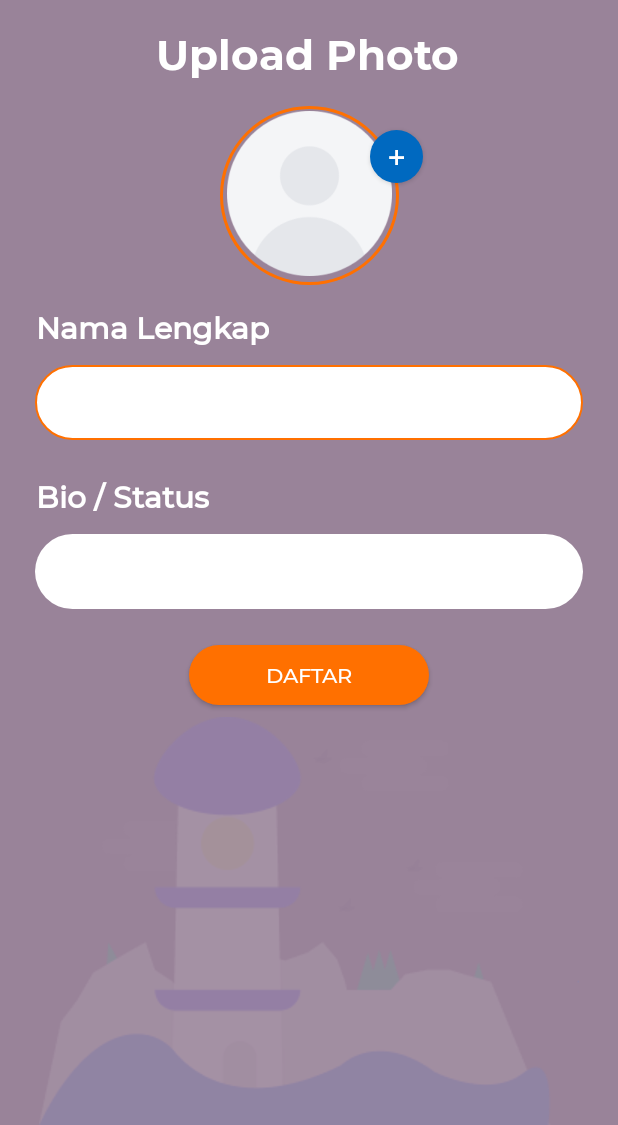
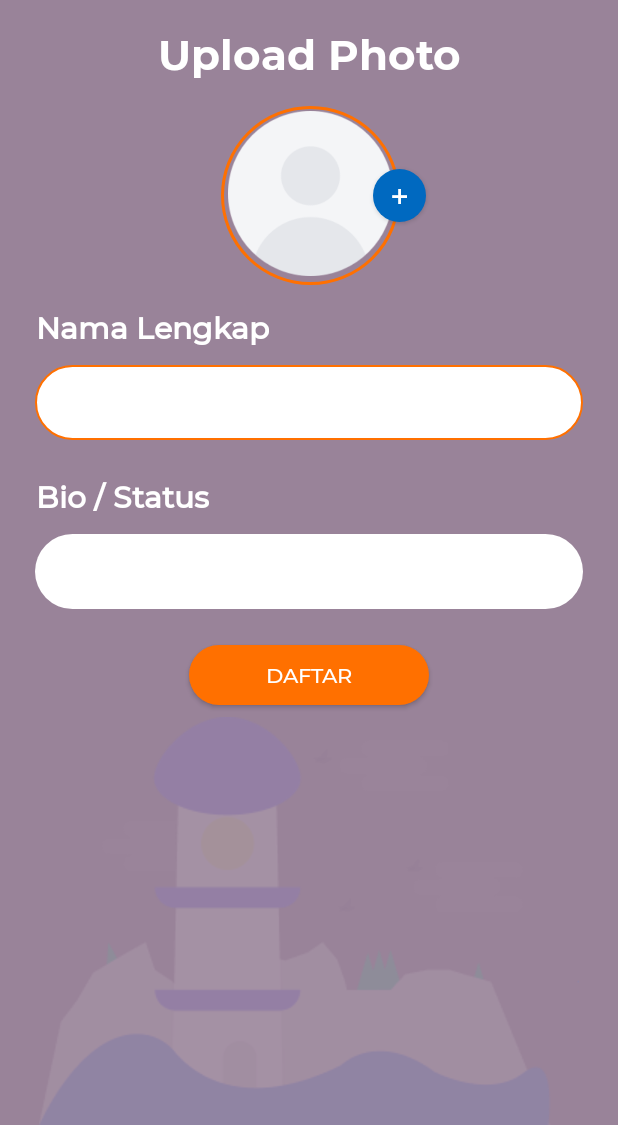
Before and after one commit to sidikry/KantinKom, an Android app: the RegisterTwoAct screen opened directly, with no data from a screen before it, on a phone screen of 412 x 824 dp, the part 111-1236 px from its top. Run offline under Robolectric (Android 15) with nearby library versions, the light colour scheme and no system bars; our stand-ins replace Firebase (no records; nobody signed in at launch, a user with empty details on screens opened directly), Picasso; plain views replace CircleView; pictures from the network do not load.

Commit message:
fix layout register

```diff
--- a/app/src/main/res/layout/activity_register_two.xml
+++ b/app/src/main/res/layout/activity_register_two.xml
@@ -25,7 +25,8 @@
         android:layout_marginTop="16dp"
         android:src="@drawable/ic_keyboard_backspace_24px"
         app:layout_constraintStart_toStartOf="parent"
-        app:layout_constraintTop_toTopOf="parent" />
+        app:layout_constraintTop_toTopOf="parent"
+        android:contentDescription="@string/ic_back" />
 
     <ImageView
         android:layout_width="match_parent"
@@ -35,7 +36,8 @@
         app:layout_constraintBottom_toBottomOf="parent"
         app:layout_constraintEnd_toEndOf="parent"
         app:layout_constraintHorizontal_bias="0.0"
-        app:layout_constraintStart_toStartOf="parent" />
+        app:layout_constraintStart_toStartOf="parent"
+        android:contentDescription="@string/ic_image" />
 
     <ImageView
         android:id="@+id/imageView5"
@@ -45,21 +47,21 @@
         android:src="@drawable/logo_amikom"
         app:layout_constraintEnd_toEndOf="parent"
         app:layout_constraintStart_toStartOf="parent"
-        app:layout_constraintTop_toTopOf="parent" />
+        app:layout_constraintTop_toTopOf="parent"
+        android:contentDescription="@string/ic_logo" />
 
     <TextView
         android:id="@+id/textView"
         android:layout_width="wrap_content"
         android:layout_height="wrap_content"
+        android:layout_marginTop="16dp"
         android:fontFamily="@font/montserratbold"
-        android:text="Upload Photo"
-        android:layout_marginTop="16dp"
+        android:text="@string/upload_photo"
         android:textColor="#fff"
         android:textSize="28sp"
         android:textStyle="bold"
-        app:layout_constraintEnd_toEndOf="parent"
-        app:layout_constraintHorizontal_bias="0.498"
-        app:layout_constraintStart_toStartOf="parent"
+        app:layout_constraintEnd_toEndOf="@+id/imageView5"
+        app:layout_constraintStart_toStartOf="@+id/imageView5"
         app:layout_constraintTop_toBottomOf="@+id/imageView5" />
 
 
@@ -69,24 +71,24 @@
         android:layout_height="119dp"
         android:layout_marginTop="16dp"
         android:background="@drawable/bg_view_circle_picture_orange"
-        app:layout_constraintEnd_toEndOf="parent"
-        app:layout_constraintStart_toStartOf="parent"
+        app:layout_constraintEnd_toEndOf="@+id/textView"
+        app:layout_constraintStart_toStartOf="@+id/textView"
         app:layout_constraintTop_toBottomOf="@+id/textView" />
 
     <com.github.florent37.shapeofview.shapes.CircleView
+        android:id="@+id/circleView"
         android:layout_width="110dp"
         android:layout_height="110dp"
         android:layout_marginTop="19dp"
-        android:layout_marginLeft="4dp"
-        android:layout_marginRight="4dp"
-        app:layout_constraintEnd_toEndOf="parent"
-        app:layout_constraintStart_toStartOf="parent"
+        app:layout_constraintEnd_toEndOf="@+id/textView"
+        app:layout_constraintStart_toStartOf="@+id/textView"
         app:layout_constraintTop_toBottomOf="@+id/textView">
 
         <ImageView
             android:id="@+id/photo_register"
             android:layout_width="110dp"
             android:layout_height="110dp"
+            android:contentDescription="@string/ic_upload"
             android:src="@drawable/icon_nopic" />
 
     </com.github.florent37.shapeofview.shapes.CircleView>
@@ -97,9 +99,8 @@
         android:layout_height="wrap_content"
         android:layout_marginTop="150dp"
         android:orientation="vertical"
-        app:layout_constraintEnd_toEndOf="parent"
-        app:layout_constraintHorizontal_bias="0.0"
-        app:layout_constraintStart_toStartOf="parent"
+        app:layout_constraintEnd_toEndOf="@+id/view2"
+        app:layout_constraintStart_toStartOf="@+id/view2"
         app:layout_constraintTop_toBottomOf="@+id/textView">
 
         <TextView
@@ -109,7 +110,7 @@
             android:layout_marginStart="24dp"
             android:layout_marginBottom="12dp"
             android:fontFamily="@font/montserratmedium"
-            android:text="Nama Lengkap"
+            android:text="@string/nama_lengkap"
             android:textColor="#fff"
             android:textSize="20sp"
             android:textStyle="bold" />
@@ -119,12 +120,14 @@
             android:layout_width="365dp"
             android:layout_height="50dp"
             android:layout_gravity="center"
+            android:autofillHints="@string/name"
             android:background="@drawable/bg_input_edit_orange"
             android:fontFamily="@font/montserratmedium"
             android:inputType="textEmailAddress"
             android:lines="1"
-            android:paddingLeft="12dp"
+            android:paddingStart="12dp"
             android:textColor="@color/black_primary"
+            tools:ignore="LabelFor,RtlSymmetry"
             tools:layout_editor_absoluteX="157dp"
             tools:layout_editor_absoluteY="443dp" />
 
@@ -148,7 +151,7 @@
             android:layout_marginStart="24dp"
             android:layout_marginBottom="12dp"
             android:fontFamily="@font/montserratmedium"
-            android:text="Bio / Status"
+            android:text="@string/bio_status"
             android:textColor="#fff"
             android:textSize="20sp"
             android:textStyle="bold" />
@@ -162,10 +165,12 @@
             android:fontFamily="@font/montserratmedium"
             android:inputType="text"
             android:lines="1"
-            android:paddingLeft="12dp"
+            android:paddingStart="12dp"
             android:textColor="@color/black_primary"
             tools:layout_editor_absoluteX="157dp"
-            tools:layout_editor_absoluteY="443dp" />
+            tools:layout_editor_absoluteY="443dp"
+            tools:ignore="LabelFor,RtlSymmetry"
+            android:autofillHints="@string/mhs" />
 
     </LinearLayout>
 
@@ -174,13 +179,13 @@
         android:id="@+id/btn_daftar"
         android:layout_width="160dp"
         android:layout_height="40dp"
+        android:layout_marginTop="24dp"
         android:background="@drawable/bg_btn_orange"
         android:fontFamily="@font/montserratmedium"
-        android:text="Daftar"
-        android:layout_marginTop="24dp"
+        android:text="@string/daftar"
         android:textColor="#fff"
-        app:layout_constraintEnd_toEndOf="parent"
-        app:layout_constraintStart_toStartOf="parent"
+        app:layout_constraintEnd_toEndOf="@+id/linearLayout2"
+        app:layout_constraintStart_toStartOf="@+id/linearLayout2"
         app:layout_constraintTop_toBottomOf="@+id/linearLayout2" />
 
 
@@ -188,14 +193,14 @@
         android:id="@+id/btn_add_photo"
         android:layout_width="35dp"
         android:layout_height="35dp"
-        android:layout_marginEnd="130dp"
-        android:layout_marginTop="32dp"
         android:background="@drawable/bg_btn_blue_plus"
         android:fontFamily="@font/montserratmedium"
-        android:text="+"
+        android:text="@string/plus"
         android:textColor="#fff"
+        android:layout_marginEnd="24dp"
         android:textSize="22sp"
-        app:layout_constraintEnd_toEndOf="parent"
-        app:layout_constraintTop_toBottomOf="@+id/textView" />
+        app:layout_constraintBottom_toBottomOf="@+id/view2"
+        app:layout_constraintEnd_toEndOf="@+id/textView"
+        app:layout_constraintTop_toTopOf="@+id/view2" />
 
 </androidx.constraintlayout.widget.ConstraintLayout>
--- a/app/src/main/res/layout/activity_splash.xml
+++ b/app/src/main/res/layout/activity_splash.xml
@@ -19,7 +19,6 @@
         app:layout_constraintTop_toTopOf="parent" />
 
     <ImageView
-
         android:id="@+id/app_logo"
         android:layout_width="200dp"
         android:layout_height="150dp"
@@ -30,7 +29,8 @@
         app:layout_constraintEnd_toEndOf="parent"
         app:layout_constraintHorizontal_bias="0.497"
         app:layout_constraintStart_toStartOf="parent"
-        app:layout_constraintTop_toTopOf="parent" />
+        app:layout_constraintTop_toTopOf="parent"
+        android:contentDescription="@string/ic_logo" />
 
     <TextView
         android:id="@+id/app_sub_title"
@@ -40,7 +40,7 @@
         android:layout_marginEnd="8dp"
         android:layout_marginStart="8dp"
         android:fontFamily="@font/montserratbold"
-        android:text="KantinKOM"
+        android:text="@string/nameApp"
         android:textColor="@color/white_primary"
         android:textSize="22sp"
         app:layout_constraintEnd_toEndOf="parent"
--- a/app/src/main/res/values/strings.xml
+++ b/app/src/main/res/values/strings.xml
@@ -69,6 +69,15 @@
     <string name="bait4">-- Heuheuheuhu --</string>
     <string name="txt_btn">Kembali ke Mantan</string>
     <string name="eh_pesanan">* Eh Pesanan</string>
+    <string name="nameApp">KantinKOM</string>
+    <string name="upload_photo">Upload Photo</string>
+    <string name="ic_upload">ic_upload</string>
+    <string name="nama_lengkap">Nama Lengkap</string>
+    <string name="bio_status">Bio / Status</string>
+    <string name="daftar">Daftar</string>
+    <string name="plus">+</string>
+    <string name="mhs">Mahasiswa</string>
+    <string name="name">Sidik Ristiawan Yusuf</string>
 
     <!-- TODO: Remove or change this placeholder text -->
 </resources>
```
